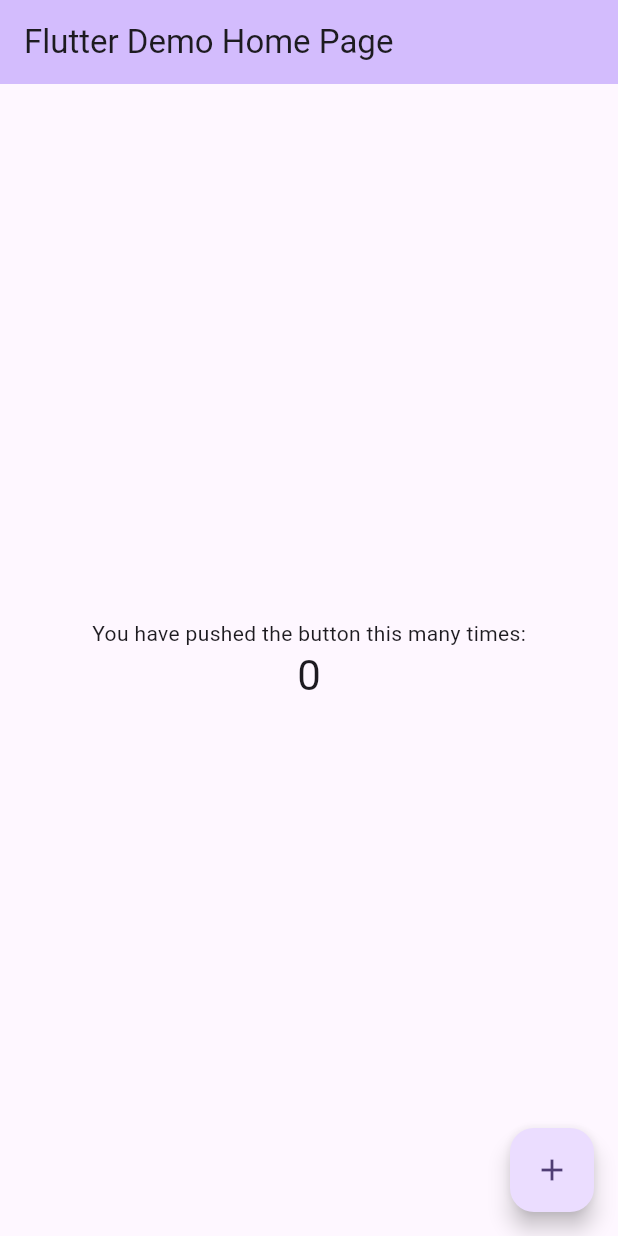
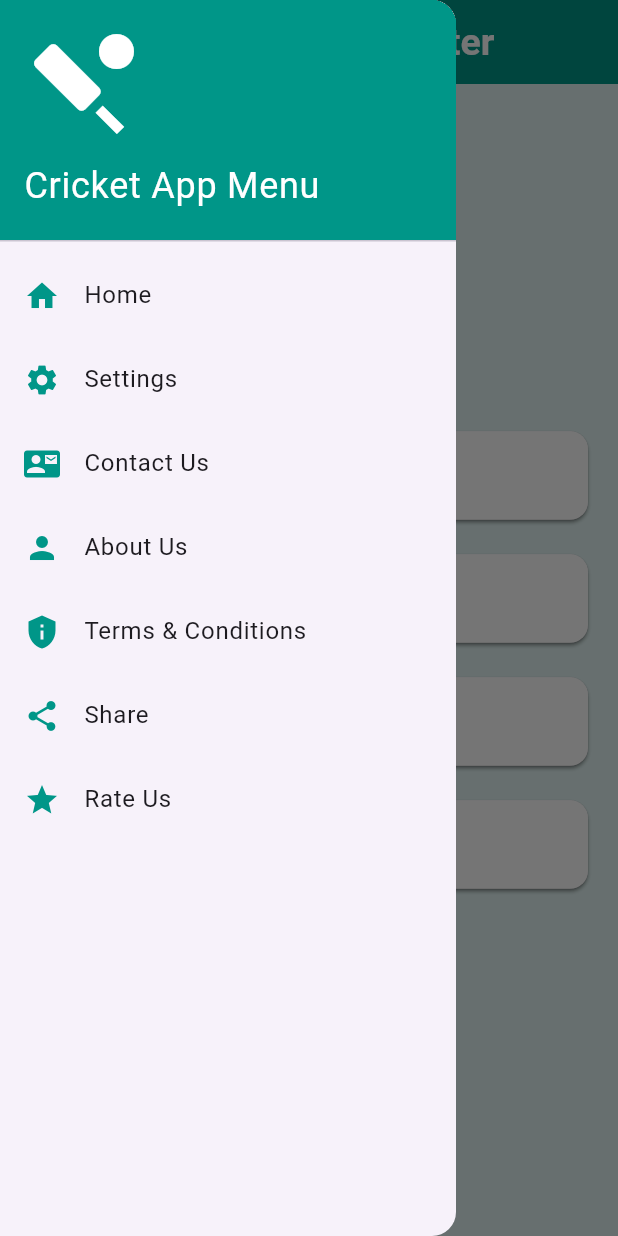
Before and after one commit to ZulfiqarAlam18/easy_count_mad_class_project, a Flutter app: the screen it shows after launch, with the side drawer open (before the commit the screen has no drawer), on a phone screen of 412 x 824 dp. Run offline on Flutter 3.47's test engine with Material 3 defaults, Android fonts, the phone set to English and light mode, and no system bars.

Commit message:
day one of project

```diff
--- a/lib/first_screen.dart
+++ b/lib/first_screen.dart
@@ -0,0 +1,221 @@
+import 'package:flutter/material.dart';
+
+class FirstScreen extends StatefulWidget {
+  const FirstScreen({super.key});
+
+  AppState createState() => AppState();
+}
+
+class AppState extends State<FirstScreen> {
+  @override
+  Widget build(BuildContext context) {
+    return Scaffold(
+      appBar: AppBar(
+        title: const Text('Cricket Score Counter'),
+        backgroundColor: Colors.teal,
+      ),
+      backgroundColor: Colors.teal[50], // Light teal background
+      body: Center(
+        child: Padding(
+          padding: const EdgeInsets.all(16.0),
+          child: Column(
+            mainAxisAlignment: MainAxisAlignment.center,
+            children: [
+              // New Match Button
+              SizedBox(
+                width: double.infinity,
+                child: Card(
+                  shape: RoundedRectangleBorder(
+                    borderRadius: BorderRadius.circular(12),
+                  ),
+                  child: ElevatedButton.icon(
+                    onPressed: () {
+                      Navigator.pushNamed(context, '/newMatch');
+                    },
+                    icon: const Icon(Icons.sports_cricket),
+                    label: const Text(
+                      'New Match',
+                      style:
+                      TextStyle(fontSize: 20, fontWeight: FontWeight.bold),
+                    ),
+                    style: ElevatedButton.styleFrom(
+                      padding: const EdgeInsets.symmetric(vertical: 15),
+                      backgroundColor: Colors.white,
+                      foregroundColor: Colors.teal,
+                      shape: RoundedRectangleBorder(
+                        borderRadius: BorderRadius.circular(12),
+                      ),
+                    ),
+                  ),
+                ),
+              ),
+              const SizedBox(height: 15),
+
+              // Resume Match Button
+              SizedBox(
+                width: double.infinity,
+                child: Card(
+                  shape: RoundedRectangleBorder(
+                    borderRadius: BorderRadius.circular(12),
+                  ),
+                  child: ElevatedButton.icon(
+                    onPressed: () {},
+                    icon: const Icon(Icons.play_arrow),
+                    label: const Text(
+                      'Resume Match',
+                      style:
+                      TextStyle(fontSize: 20, fontWeight: FontWeight.bold),
+                    ),
+                    style: ElevatedButton.styleFrom(
+                      padding: const EdgeInsets.symmetric(vertical: 15),
+                      backgroundColor: Colors.white,
+                      foregroundColor: Colors.teal,
+                      shape: RoundedRectangleBorder(
+                        borderRadius: BorderRadius.circular(12),
+                      ),
+                    ),
+                  ),
+                ),
+              ),
+              const SizedBox(height: 15),
+
+              // History Button
+              SizedBox(
+                width: double.infinity,
+                child: Card(
+                  shape: RoundedRectangleBorder(
+                    borderRadius: BorderRadius.circular(12),
+                  ),
+                  child: ElevatedButton.icon(
+                    onPressed: () {},
+                    icon: const Icon(Icons.history),
+                    label: const Text(
+                      'History',
+                      style:
+                      TextStyle(fontSize: 20, fontWeight: FontWeight.bold),
+                    ),
+                    style: ElevatedButton.styleFrom(
+                      padding: const EdgeInsets.symmetric(vertical: 15),
+                      backgroundColor: Colors.white,
+                      foregroundColor: Colors.teal,
+                      shape: RoundedRectangleBorder(
+                        borderRadius: BorderRadius.circular(12),
+                      ),
+                    ),
+                  ),
+                ),
+              ),
+              const SizedBox(height: 15),
+
+              // Stats Button
+              SizedBox(
+                width: double.infinity,
+                child: Card(
+                  shape: RoundedRectangleBorder(
+                    borderRadius: BorderRadius.circular(12),
+                  ),
+                  child: ElevatedButton.icon(
+                    onPressed: () {},
+                    icon: const Icon(Icons.bar_chart),
+                    label: const Text(
+                      'Stats',
+                      style:
+                      TextStyle(fontSize: 20, fontWeight: FontWeight.bold),
+                    ),
+                    style: ElevatedButton.styleFrom(
+                      padding: const EdgeInsets.symmetric(vertical: 15),
+                      backgroundColor: Colors.white,
+                      foregroundColor: Colors.teal,
+                      shape: RoundedRectangleBorder(
+                        borderRadius: BorderRadius.circular(12),
+                      ),
+                    ),
+                  ),
+                ),
+              ),
+            ],
+          ),
+        ),
+      ),
+      drawer: Drawer(
+        child: ListView(
+          padding: EdgeInsets.zero,
+          children: [
+            // Drawer Header with App Info
+            DrawerHeader(
+              decoration: const BoxDecoration(
+                color: Colors.teal,
+              ),
+              child: Column(
+                crossAxisAlignment: CrossAxisAlignment.start,
+                children: const [
+                  Icon(
+                    Icons.sports_cricket,
+                    color: Colors.white,
+                    size: 80,
+                  ),
+                  SizedBox(height: 10),
+                  Text(
+                    'Cricket App Menu',
+                    style: TextStyle(color: Colors.white, fontSize: 24),
+                  ),
+                ],
+              ),
+            ),
+
+            // Drawer ListTiles for navigation
+            ListTile(
+              leading: const Icon(Icons.home, color: Colors.teal),
+              title: const Text('Home'),
+              onTap: () {
+                Navigator.pop(context);
+              },
+            ),
+            ListTile(
+              leading: const Icon(Icons.settings, color: Colors.teal),
+              title: const Text('Settings'),
+              onTap: () {
+                Navigator.pop(context);
+              },
+            ),
+            ListTile(
+              leading: const Icon(Icons.contact_mail, color: Colors.teal),
+              title: const Text('Contact Us'),
+              onTap: () {
+                Navigator.pop(context);
+              },
+            ),
+            ListTile(
+              leading: const Icon(Icons.person, color: Colors.teal),
+              title: const Text('About Us'),
+              onTap: () {
+                Navigator.pop(context);
+              },
+            ),
+            ListTile(
+              leading: const Icon(Icons.privacy_tip, color: Colors.teal),
+              title: const Text('Terms & Conditions'),
+              onTap: () {
+                Navigator.pop(context);
+              },
+            ),
+            ListTile(
+              leading: const Icon(Icons.share, color: Colors.teal),
+              title: const Text('Share'),
+              onTap: () {
+                Navigator.pop(context);
+              },
+            ),
+            ListTile(
+              leading: const Icon(Icons.star, color: Colors.teal),
+              title: const Text('Rate Us'),
+              onTap: () {
+                Navigator.pop(context);
+              },
+            ),
+          ],
+        ),
+      ),
+    );
+  }
+}
--- a/lib/main.dart
+++ b/lib/main.dart
@@ -1,80 +1,35 @@
+import 'package:easy_count/first_screen.dart';
+import 'package:easy_count/new_match.dart';
+import 'package:easy_count/splashScreen.dart';
 import 'package:flutter/material.dart';
-
-void main() {
-  runApp(const MyApp());
+import 'homeScreen.dart';
+void main(){
+  runApp(const EasyCount());
 }
-
-class MyApp extends StatelessWidget {
-  const MyApp({super.key});
-
-  // This widget is the root of your application.
+class EasyCount extends StatelessWidget {
+  const EasyCount({super.key});
   @override
-  Widget build(BuildContext context) {
+  Widget build(BuildContext context){
     return MaterialApp(
-      title: 'Flutter Demo',
+      title: 'EasyCount',
       theme: ThemeData(
-
-        colorScheme: ColorScheme.fromSeed(seedColor: Colors.deepPurple),
-        useMaterial3: true,
+        appBarTheme: AppBarTheme(
+          color: Colors.teal,
+          centerTitle: true,
+          titleTextStyle: TextStyle(fontWeight: FontWeight.bold,fontSize: 25),
+          iconTheme: IconThemeData(
+            color: Colors.white,
+          )
+        )
       ),
-      home: const MyHomePage(title: 'Flutter Demo Home Page'),
+     // initialRoute: '/',
+      routes: {
+      //  '/': (context) => SplashScreen(),
+        '/f_screen': (context) => FirstScreen(),
+        '/home': (context) => HomeScreen(),
+        '/newMatch': (context) => NewMatch(),
+      },
+      home: SplashScreen(),
     );
   }
 }
-
-class MyHomePage extends StatefulWidget {
-  const MyHomePage({super.key, required this.title});
-
-
-
-  final String title;
-
-  @override
-  State<MyHomePage> createState() => _MyHomePageState();
-}
-
-class _MyHomePageState extends State<MyHomePage> {
-  int _counter = 0;
-
-  void _incrementCounter() {
-    setState(() {
-
-      _counter++;
-    });
-  }
-
-  @override
-  Widget build(BuildContext context) {
-
-    return Scaffold(
-      appBar: AppBar(
-
-        backgroundColor: Theme.of(context).colorScheme.inversePrimary,
-
-        title: Text(widget.title),
-      ),
-      body: Center(
-        // Center is a layout widget. It takes a single child and positions it
-        // in the middle of the parent.
-        child: Column(
-
-          mainAxisAlignment: MainAxisAlignment.center,
-          children: <Widget>[
-            const Text(
-              'You have pushed the button this many times:',
-            ),
-            Text(
-              '$_counter',
-              style: Theme.of(context).textTheme.headlineMedium,
-            ),
-          ],
-        ),
-      ),
-      floatingActionButton: FloatingActionButton(
-        onPressed: _incrementCounter,
-        tooltip: 'Increment',
-        child: const Icon(Icons.add),
-      ), // This trailing comma makes auto-formatting nicer for build methods.
-    );
-  }
-}
```
Also changed, not shown: lib/homeScreen.dart (+96 -0 lines), lib/new_match.dart (+109 -0 lines), lib/splashScreen.dart (+73 -0 lines).
